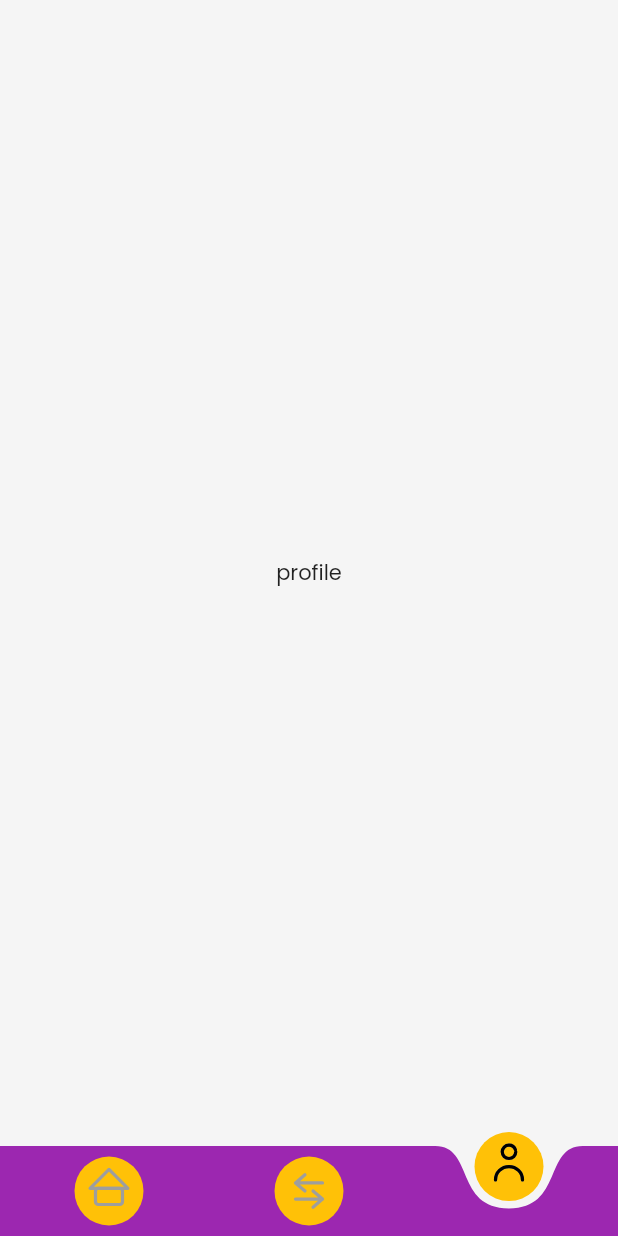
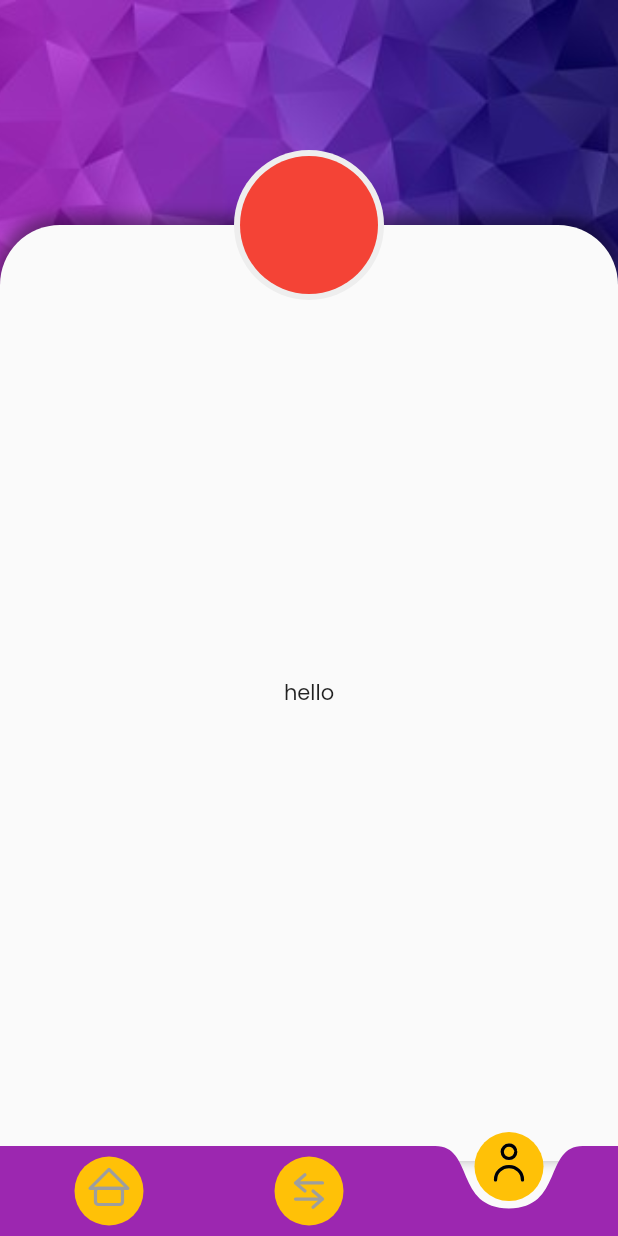
Before and after one commit to aman1210/FlutterExpenseTracker, a Flutter app: the screen it shows after launch, item 3 of the bottom bar chosen, on a phone screen of 412 x 824 dp. Run offline on Flutter 3.47's test engine with Material 2 defaults, Android fonts, the phone set to English and light mode, and no system bars; our stand-ins replace font_awesome_flutter, lottie, sqflite, syncfusion_flutter_charts; missing offline and left inert: bezier_chart; accounts and stored records are empty.

Commit message:
fixing bugs

```diff
--- a/lib/main.dart
+++ b/lib/main.dart
@@ -30,6 +30,7 @@ class MyApp extends StatelessWidget {
         title: 'Expense Tracker',
         debugShowCheckedModeBanner: false,
         theme: ThemeData(
+          // brightness: Brightness.dark,
           primarySwatch: Colors.deepPurple,
           accentColor: Colors.amber,
           fontFamily: 'Poppins',
--- a/lib/screens/homepage.dart
+++ b/lib/screens/homepage.dart
@@ -1,3 +1,4 @@
+import 'package:expenseTracker/screens/profilePage.dart';
 import 'package:flutter/material.dart';
 import 'package:provider/provider.dart';
 
@@ -29,12 +30,10 @@ class _MyHomePageState extends State<MyHomePage> {
               .fetchAndSetTransaction(),
           builder: (context, snapshot) => Home(changeVisibility, _isVisible)),
       StatsPage(),
-      Center(
-        child: Text('profile'),
-      ),
+      ProfilePage(),
     ];
     return Scaffold(
-      backgroundColor: Colors.grey[100],
+      // backgroundColor: Colors.grey[100],
       resizeToAvoidBottomInset: true,
       body: _list[_currentIndex],
       bottomNavigationBar: AnimatedContainer(
--- /dev/null
+++ b/lib/screens/profilePage.dart
@@ -0,0 +1,70 @@
+import 'package:flutter/material.dart';
+
+class ProfilePage extends StatelessWidget {
+  @override
+  Widget build(BuildContext context) {
+    var mediaQuery = MediaQuery.of(context);
+    var size = mediaQuery.size;
+    var top = 150.0;
+    var imageRadius = 100.0;
+    return Container(
+      child: Stack(
+        overflow: Overflow.visible,
+        children: [
+          Container(
+            height: 400,
+            decoration: BoxDecoration(
+              image: DecorationImage(
+                  image: AssetImage('assets/images/profilebg.jpg'),
+                  fit: BoxFit.cover),
+            ),
+          ),
+          Positioned(
+            child: Container(
+              decoration: BoxDecoration(
+                  color: Theme.of(context).brightness == Brightness.dark
+                      ? Colors.grey[900]
+                      : Colors.grey[50],
+                  borderRadius: BorderRadius.only(
+                    topLeft: Radius.circular(40),
+                    topRight: Radius.circular(40),
+                  ),
+                  boxShadow: [
+                    BoxShadow(
+                        color: Colors.black38,
+                        offset: Offset(0, -4),
+                        blurRadius: 8,
+                        spreadRadius: 2)
+                  ]),
+              width: size.width,
+              height: size.height - 200,
+              child: Center(
+                child: Text('hello'),
+              ),
+            ),
+            top: top,
+          ),
+          Positioned(
+            child: Container(
+              height: imageRadius,
+              width: imageRadius,
+              decoration: BoxDecoration(
+                color: Colors.grey[200],
+                borderRadius: BorderRadius.circular(100),
+              ),
+              child: Container(
+                margin: const EdgeInsets.all(4),
+                decoration: BoxDecoration(
+                  color: Colors.red,
+                  borderRadius: BorderRadius.circular(100),
+                ),
+              ),
+            ),
+            top: top - imageRadius / 2,
+            left: size.width / 2 - imageRadius / 2,
+          ),
+        ],
+      ),
+    );
+  }
+}
--- a/lib/screens/statsPage.dart
+++ b/lib/screens/statsPage.dart
@@ -18,12 +18,12 @@ class StatsPage extends StatelessWidget {
         centerTitle: true,
       ),
       body: Container(
-        color: Colors.purple[50],
+        // color: Colors.purple[50],
         child: SingleChildScrollView(
           child: Column(
             children: [
               Container(
-                height: 400,
+                height: 350,
                 child: BrezzierChart(
                   _list,
                 ),
--- a/lib/widgets/transactionPage/categoryPicker.dart
+++ b/lib/widgets/transactionPage/categoryPicker.dart
@@ -77,6 +77,7 @@ class _CategoryPickerState extends State<CategoryPicker> {
             child: Icon(
               Icons.search,
               size: 20,
+              color: Colors.black,
             ),
           ),
         ],
--- a/pubspec.yaml
+++ b/pubspec.yaml
@@ -31,6 +31,7 @@ dependencies:
   font_awesome_flutter: ^8.10.0
   bezier_chart: "^1.0.16"
   syncfusion_flutter_charts: ^18.3.42
+  image_picker: ^0.6.7+12
 
   # The following adds the Cupertino Icons font to your application.
   # Use with the CupertinoIcons class for iOS style icons.
```
Also changed, not shown: lib/screens/splashScreen.dart (+6 -3 lines), lib/widgets/transactionPage/transactionForm.dart (+20 -5 lines), assets/images/profilebg.jpg (added), pubspec.lock.
